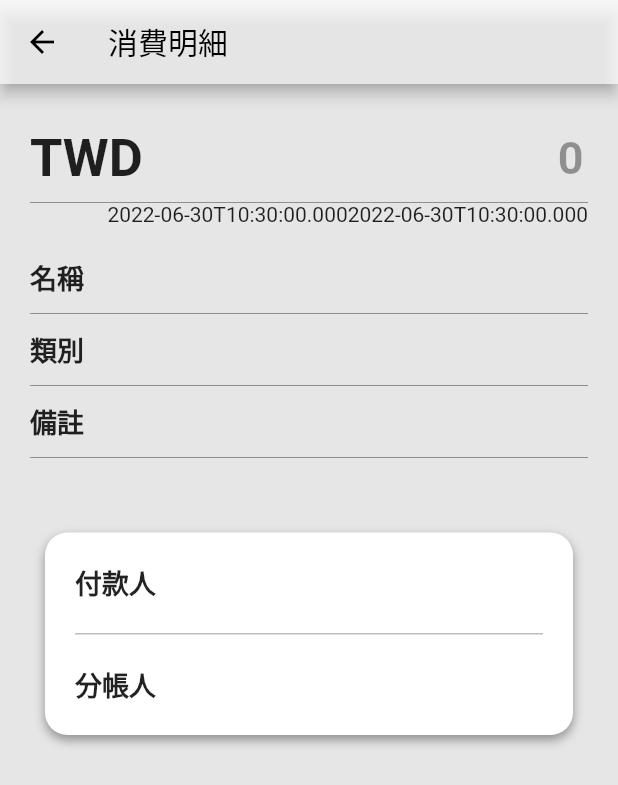
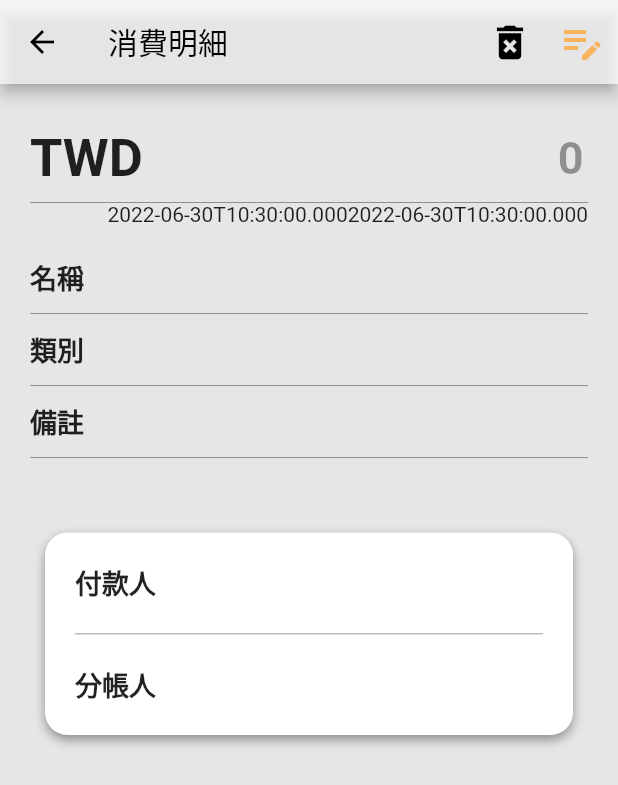
Before and after one commit to dummiss/flutter_OurBill, a Flutter app: the SpendDetail screen opened directly with empty values, on a phone screen of 412 x 824 dp. Shown: the top 785 px of the screen. Run offline on Flutter 3.47's test engine with Material 2 defaults, Android fonts, the phone set to English and light mode, and no system bars; our stand-ins replace date_format, grouped_list, modal_bottom_sheet, shared_preferences; missing offline and left inert: splash_screen_view; accounts and stored records are empty.

Commit message:
轉帳刪除 update

```diff
--- a/lib/pages/tabs/list/spendDetail.dart
+++ b/lib/pages/tabs/list/spendDetail.dart
@@ -1,8 +1,16 @@
 import 'package:flutter/material.dart';
 
 class SpendDetail extends StatefulWidget {
-  final  arguments;
+  final arguments;
   SpendDetail({Key? key, this.arguments}) : super(key: key);
+  /*
+  arguments: {
+    'allData': _AllDATA,
+    'groupindex':widget.arguments,
+    'member': _AllDATA[widget.arguments] ['member'],
+    'detail': element,
+ });
+  */
 
   @override
   State<SpendDetail> createState() => _SpendDetailState();
@@ -21,6 +29,29 @@ class _SpendDetailState extends State<SpendDetail> {
   Widget build(BuildContext context) {
     return Scaffold(
       appBar: AppBar(
+        actions: [
+          IconButton(
+            icon: const Icon(
+              Icons.delete_forever,
+              size: 30,
+            ),
+            tooltip: 'Open shopping cart',
+            onPressed: () {
+              // handle the press
+            },
+          ),
+          IconButton(
+            icon: const Icon(
+              Icons.edit_note,
+              size: 32,
+              color: Color.fromARGB(255, 249, 179, 93),
+            ),
+            tooltip: 'Open shopping cart',
+            onPressed: () {
+              // handle the press
+            },
+          ),
+        ],
         title: const Text('消費明細'),
       ),
       body: Padding(
@@ -81,7 +112,9 @@ class _SpendDetailState extends State<SpendDetail> {
                 TextFormField(
                   enabled: false,
                   controller: TextEditingController()
-                    ..text = widget.arguments['detail']['category']=='null'? '沒有選擇':widget.arguments['detail']['category'],
+                    ..text = widget.arguments['detail']['category'] == 'null'
+                        ? '沒有選擇'
+                        : widget.arguments['detail']['category'],
                   decoration: const InputDecoration(
                       prefixIcon: Text(
                         '類別', //輸入框前綴文字
@@ -152,13 +185,18 @@ class _SpendDetailState extends State<SpendDetail> {
                                       child: Column(
                                         crossAxisAlignment:
                                             CrossAxisAlignment.start,
-                                        children:
-                                            widget.arguments['member'] != null
-                                                ? (widget.arguments['member']
-                                                        as List) //強制轉型
-                                                    .map((item) => Text(item,style: const TextStyle(fontSize: 16,height:1.6),))
-                                                    .toList()
-                                                : [],
+                                        children: widget.arguments['member'] !=
+                                                null
+                                            ? (widget.arguments['member']
+                                                    as List) //強制轉型
+                                                .map((item) => Text(
+                                                      item,
+                                                      style: const TextStyle(
+                                                          fontSize: 16,
+                                                          height: 1.6),
+                                                    ))
+                                                .toList()
+                                            : [],
                                         // children: payer,
                                       ),
                                     ),
@@ -172,8 +210,12 @@ class _SpendDetailState extends State<SpendDetail> {
                                                   null
                                               ? (widget.arguments['detail']
                                                       ['payer'] as List) //強制轉型
-                                                  .map((item) =>
-                                                      Text(item.toString(),style: const TextStyle(fontSize: 16, height:1.6),))
+                                                  .map((item) => Text(
+                                                        item.toString(),
+                                                        style: const TextStyle(
+                                                            fontSize: 16,
+                                                            height: 1.6),
+                                                      ))
                                                   .toList()
                                               : [],
                                         ))
@@ -207,7 +249,10 @@ class _SpendDetailState extends State<SpendDetail> {
                                             widget.arguments['member'] != null
                                                 ? (widget.arguments['member']
                                                         as List) //強制轉型
-                                                    .map((item) => Text(item,style: const TextStyle(fontSize: 16,height:1.6)))
+                                                    .map((item) => Text(item,
+                                                        style: const TextStyle(
+                                                            fontSize: 16,
+                                                            height: 1.6)))
                                                     .toList()
                                                 : [],
                                         // children: payer,
@@ -223,8 +268,12 @@ class _SpendDetailState extends State<SpendDetail> {
                                                   null
                                               ? (widget.arguments['detail']
                                                       ['sharer'] as List) //強制轉型
-                                                  .map((item) =>
-                                                      Text(item.toString(),style: const TextStyle(fontSize: 16, height:1.6),))
+                                                  .map((item) => Text(
+                                                        item.toString(),
+                                                        style: const TextStyle(
+                                                            fontSize: 16,
+                                                            height: 1.6),
+                                                      ))
                                                   .toList()
                                               : [],
                                         ))
```
Also changed, not shown: lib/pages/tabs/list.dart (+27 -23 lines), lib/pages/tabs/list/transferDetail.dart (+65 -0 lines).
